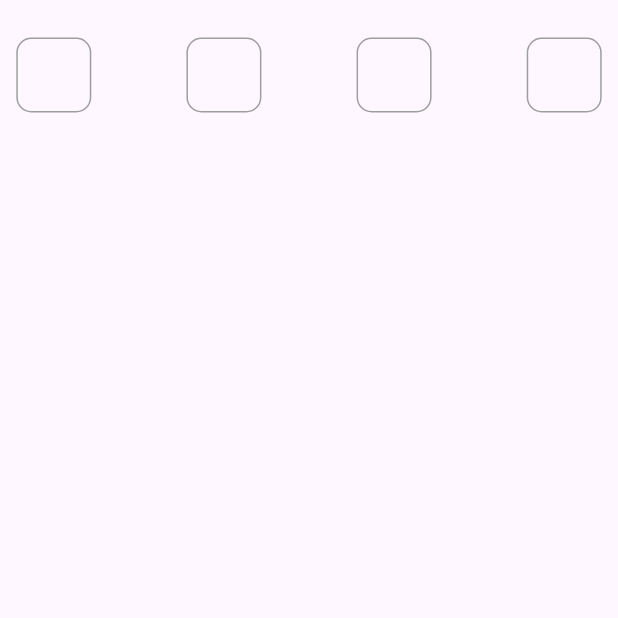
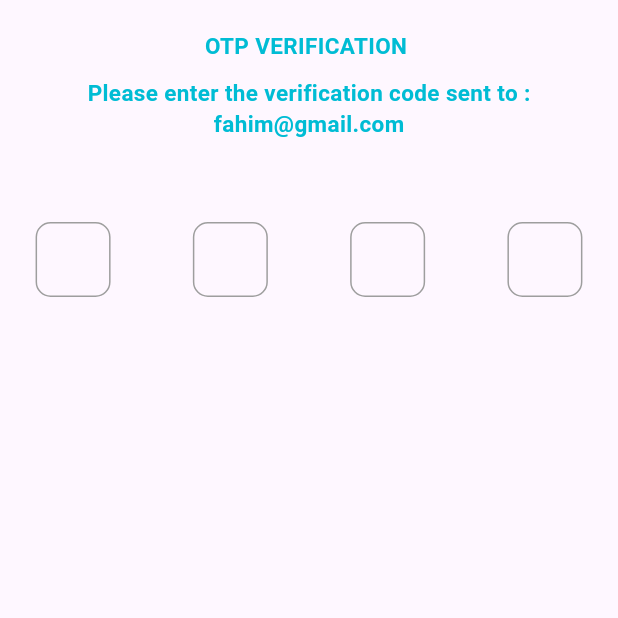
Before and after one commit to fahimshahariar09/classic_it_profile_ui_design_my_app, a Flutter app: the Verification screen opened directly, on a phone screen of 412 x 824 dp, the top half of it. Run offline on Flutter 3.47's test engine with Material 3 defaults, Android fonts, the phone set to English and light mode, and no system bars; our stand-ins replace get.

Commit message:
first commit

```diff
--- a/lib/main.dart
+++ b/lib/main.dart
@@ -1,6 +1,7 @@
 import 'package:flutter/material.dart';
 import 'package:myapp/view/screen/auth/forget_password.dart';
 import 'package:myapp/view/screen/auth/new_password.dart';
+import 'package:myapp/view/screen/auth/verification.dart';
 
 void main(){
 
@@ -13,7 +14,7 @@ class MyClass extends StatelessWidget {
   Widget build(BuildContext context) {
     return MaterialApp(
       debugShowCheckedModeBanner: false,
-      home: NewPassword(),
+      home: Verification(),
     );
   }
 }
--- a/lib/view/screen/auth/new_password.dart
+++ b/lib/view/screen/auth/new_password.dart
@@ -11,8 +11,11 @@ class NewPassword extends StatelessWidget {
     NewPasswordController controller = Get.put(NewPasswordController());
     return Scaffold(
       body: SafeArea(
+        child: Padding(
+          padding: const EdgeInsets.symmetric(horizontal: 15),
           child: Column(
             children: [
+              SizedBox(height: 15),
               const Text(
                 "Your new password must be different from previous used passwords.",
                 style: TextStyle(fontSize: 16, fontWeight: FontWeight.w400),
@@ -26,6 +29,7 @@ class NewPassword extends StatelessWidget {
             ],
           ),
         ),
+      ),
     );
   }
 }
--- a/lib/view/screen/auth/verification.dart
+++ b/lib/view/screen/auth/verification.dart
@@ -1,4 +1,5 @@
 import 'package:flutter/material.dart';
+import 'package:myapp/view/common_widget/common_text.dart';
 import 'package:myapp/view/screen/auth/widget/otp_field.dart';
 
 class Verification extends StatelessWidget {
@@ -8,8 +9,21 @@ class Verification extends StatelessWidget {
   Widget build(BuildContext context) {
     return  Scaffold(
       body: SafeArea(
+        child: Padding(
+          padding: const EdgeInsets.symmetric(horizontal: 15),
           child: Column(
             children: [
+              const SizedBox(height: 20),
+              const CommonText(titel: "OTP VERIFICATION "),
+              const SizedBox(height: 10),
+              const CommonText(
+                titel: "Please enter the verification code sent to :",
+                fColor: Colors.grey,
+              ),
+              const CommonText(titel: "fahim@gmail.com"),
+              const SizedBox(
+                height: 30,
+              ),
               SizedBox(height: 25),
               Row(
                 mainAxisAlignment: MainAxisAlignment.spaceAround,
@@ -26,6 +40,7 @@ class Verification extends StatelessWidget {
             ],
           ),
         ),
+      ),
     );
   }
 }
```
Lines whose indentation alone changed are shown as unchanged.
